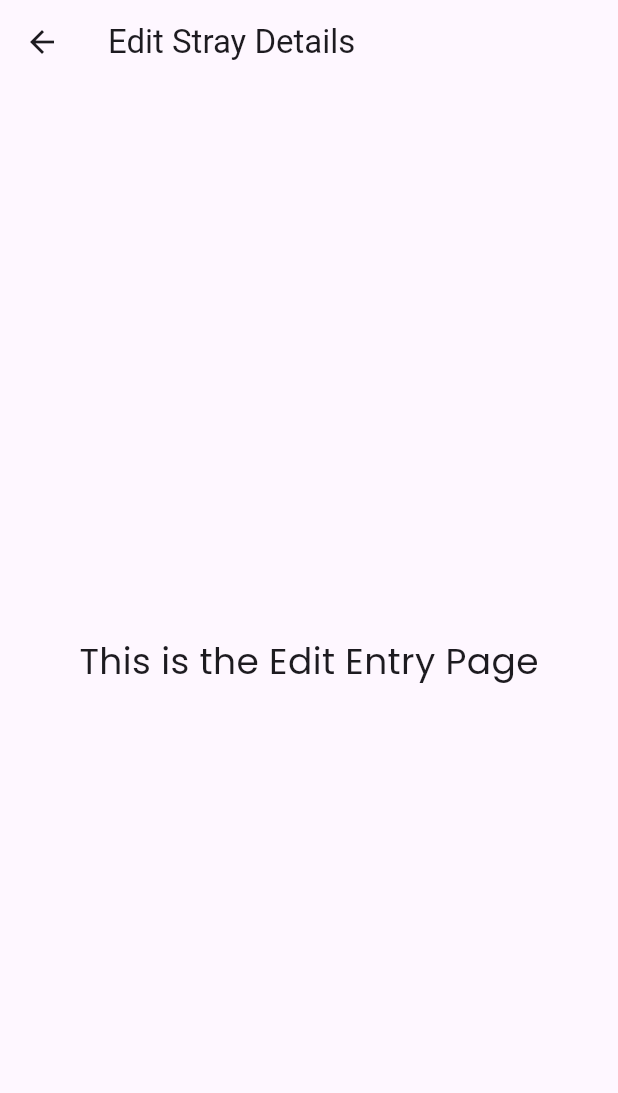
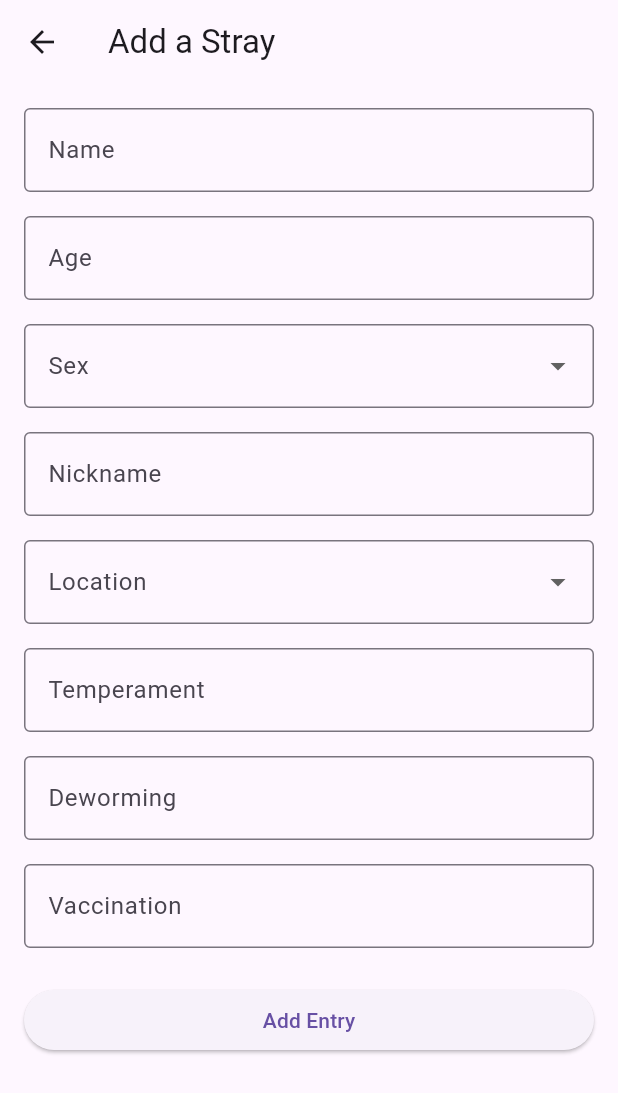
Before and after one commit to smcdelacruz/CMSC156-Embark-App, a Flutter app: the EditEntryPage screen opened by its route, on a phone screen of 412 x 824 dp. Shown: the top 1093 px of the screen. Run offline on Flutter 3.47's test engine with Material 3 defaults, Android fonts, the phone set to English and light mode, and no system bars; our stand-ins replace google_fonts, like_button.

Commit message:
feat: Convert EditEntryPage to StatefulWidget and implement form functionality (Initial progress)

```diff
--- a/lib/screens/feature_page/edit_entry.dart
+++ b/lib/screens/feature_page/edit_entry.dart
@@ -1,19 +1,180 @@
 import 'package:flutter/material.dart';
 import 'package:google_fonts/google_fonts.dart';
 
-class EditEntryPage extends StatelessWidget {
+class EditEntryPage extends StatefulWidget {
   const EditEntryPage({super.key});
+
+  @override
+  State<EditEntryPage> createState() => _EditEntryPageState();
+}
+
+class _EditEntryPageState extends State<EditEntryPage> {
+  final _formKey = GlobalKey<FormState>();
+
+  final nameController = TextEditingController();
+  final ageController = TextEditingController();
+  final nicknameController = TextEditingController();
+  final temperamentController = TextEditingController();
+  final dewormingController = TextEditingController();
+  final vaccinationController = TextEditingController();
+
+  String? sex;
+  String? location;
+
+  final List<String> sexOptions = ["Female", "Male"];
+
+  final List<String> locationOptions = [
+    "CAS",
+    "CFOS",
+    "CM",
+    "CUB",
+    "Dorm Area",
+    "New Admin",
+    "Staff House",
+    "SSF-HSU",
+  ];
+
+  void submitForm() {
+    if (_formKey.currentState!.validate()) {
+      ScaffoldMessenger.of(
+        context,
+      ).showSnackBar(const SnackBar(content: Text("Entry Added")));
+    }
+  }
 
   @override
   Widget build(BuildContext context) {
     return Scaffold(
-      appBar: AppBar(
-        title: const Text('Edit Stray Details'),
-      ),
-      body: Center(
-        child: Text(
-          'This is the Edit Entry Page',
-          style: GoogleFonts.poppins(fontSize: 24),
+      appBar: AppBar(title: const Text("Add a Stray")),
+      body: SingleChildScrollView(
+        padding: const EdgeInsets.all(16),
+        child: Form(
+          key: _formKey,
+          child: Column(
+            children: [
+              /// NAME
+              TextFormField(
+                controller: nameController,
+                decoration: const InputDecoration(
+                  labelText: "Name",
+                  border: OutlineInputBorder(),
+                ),
+                validator: (value) {
+                  if (value == null || value.isEmpty) {
+                    return "Please enter name";
+                  }
+                  return null;
+                },
+              ),
+
+              const SizedBox(height: 16),
+
+              /// AGE
+              TextFormField(
+                controller: ageController,
+                keyboardType: TextInputType.number,
+                decoration: const InputDecoration(
+                  labelText: "Age",
+                  border: OutlineInputBorder(),
+                ),
+              ),
+
+              const SizedBox(height: 16),
+
+              /// SEX DROPDOWN
+              DropdownButtonFormField<String>(
+                initialValue: sex,
+                decoration: const InputDecoration(
+                  labelText: "Sex",
+                  border: OutlineInputBorder(),
+                ),
+                items: sexOptions
+                    .map((s) => DropdownMenuItem(value: s, child: Text(s)))
+                    .toList(),
+                onChanged: (value) {
+                  setState(() {
+                    sex = value;
+                  });
+                },
+              ),
+
+              const SizedBox(height: 16),
+
+              /// NICKNAME
+              TextFormField(
+                controller: nicknameController,
+                decoration: const InputDecoration(
+                  labelText: "Nickname",
+                  border: OutlineInputBorder(),
+                ),
+              ),
+
+              const SizedBox(height: 16),
+
+              /// LOCATION DROPDOWN
+              DropdownButtonFormField<String>(
+                initialValue: location,
+                decoration: const InputDecoration(
+                  labelText: "Location",
+                  border: OutlineInputBorder(),
+                ),
+                items: locationOptions
+                    .map(
+                      (loc) => DropdownMenuItem(value: loc, child: Text(loc)),
+                    )
+                    .toList(),
+                onChanged: (value) {
+                  setState(() {
+                    location = value;
+                  });
+                },
+              ),
+
+              const SizedBox(height: 16),
+
+              /// TEMPERAMENT
+              TextFormField(
+                controller: temperamentController,
+                decoration: const InputDecoration(
+                  labelText: "Temperament",
+                  border: OutlineInputBorder(),
+                ),
+              ),
+
+              const SizedBox(height: 16),
+
+              /// DEWORMING
+              TextFormField(
+                controller: dewormingController,
+                decoration: const InputDecoration(
+                  labelText: "Deworming",
+                  border: OutlineInputBorder(),
+                ),
+              ),
+
+              const SizedBox(height: 16),
+
+              /// VACCINATION
+              TextFormField(
+                controller: vaccinationController,
+                decoration: const InputDecoration(
+                  labelText: "Vaccination",
+                  border: OutlineInputBorder(),
+                ),
+              ),
+
+              const SizedBox(height: 24),
+
+              /// SUBMIT BUTTON
+              SizedBox(
+                width: double.infinity,
+                child: ElevatedButton(
+                  onPressed: submitForm,
+                  child: const Text("Add Entry"),
+                ),
+              ),
+            ],
+          ),
         ),
       ),
     );
--- a/lib/screens/feature_page/feature_page.dart
+++ b/lib/screens/feature_page/feature_page.dart
@@ -275,6 +275,7 @@ class _FeaturePageState extends State<FeaturePage> {
               child: Center(
                 // === LIKE BUTTON (Heart) ===
                   child: LikeButton(
+
                     padding: EdgeInsets.zero,
                     mainAxisAlignment: MainAxisAlignment.center,
                     likeCountPadding: EdgeInsets.zero,
@@ -336,11 +337,9 @@ class _FeaturePageState extends State<FeaturePage> {
                                   //   size: 14,
                                   )
                                 )
-
                           ]
                         )
                       );
-
                     },
 
                     // onTap: () {
@@ -348,11 +347,8 @@ class _FeaturePageState extends State<FeaturePage> {
                     // },
                   ),
               )
-
-
             ),
           ),
-
         ],
       ),
     );
```
